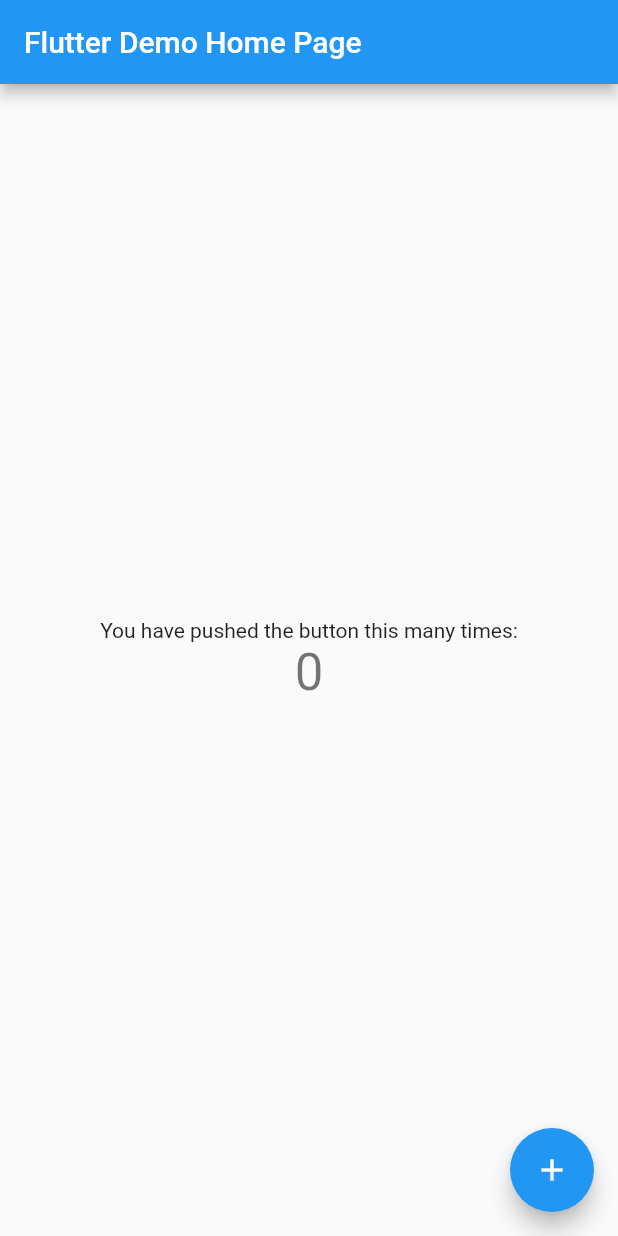
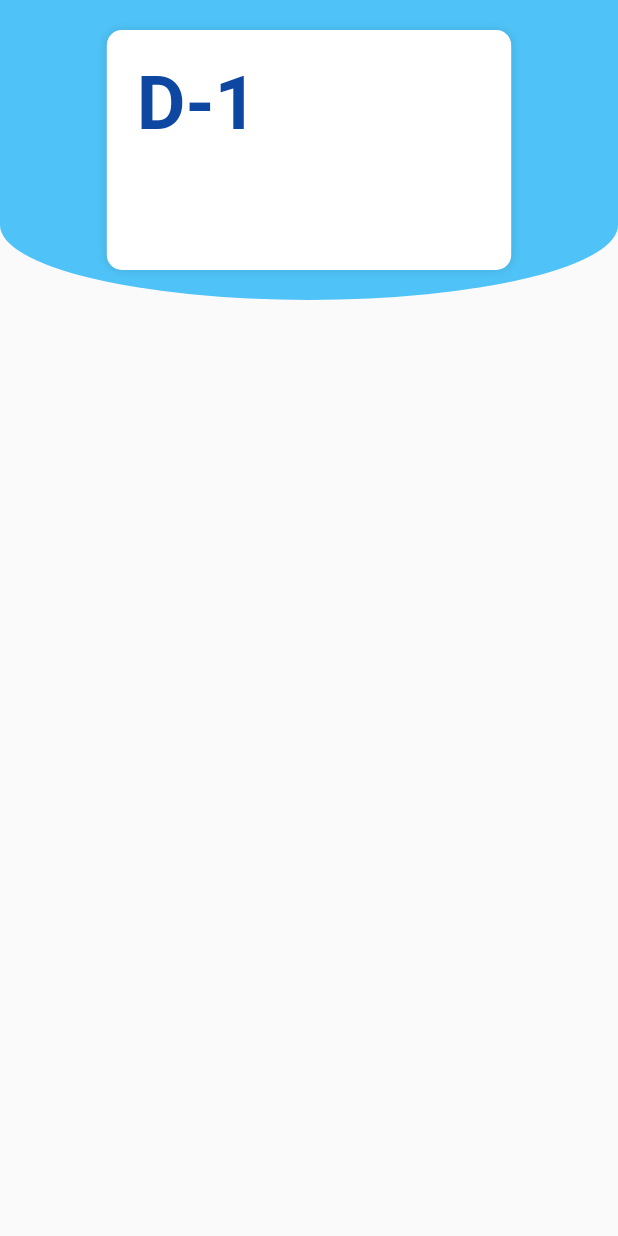
Before and after one commit to BusanDevelopers/D-DayCalendar, a Flutter app: the screen it shows after launch, on a phone screen of 412 x 824 dp. Run offline on Flutter 3.47's test engine with Material 2 defaults, Android fonts, the phone set to English and light mode, and no system bars; our stand-ins replace flutter_swiper.

Commit message:
Add: Simple D-day indicator

```diff
--- /dev/null
+++ b/d_day_calendar/lib/dday_unit.dart
@@ -0,0 +1,38 @@
+import 'package:flutter/material.dart';
+
+class DdayUnit extends StatelessWidget {
+  @override
+  Widget build(BuildContext context) {
+    return Container(
+      width: 200,
+      height: 150,
+      margin: EdgeInsets.symmetric(horizontal: 30, vertical: 20),
+      decoration: BoxDecoration(
+        borderRadius: BorderRadius.circular(10.0),
+        color: Colors.white,
+        boxShadow: [
+          BoxShadow(
+            color: Colors.black12,
+            blurRadius: 5
+          )
+        ]
+      ),
+      child: Padding(
+        padding: EdgeInsets.all(20.0),
+        child: Column(
+          crossAxisAlignment: CrossAxisAlignment.start,
+          children: [
+            Text(
+              'D-1',
+              style: TextStyle(
+                color: Colors.blue[900],
+                fontWeight: FontWeight.bold,
+                fontSize: 50
+              ),
+            )
+          ],
+        )
+      ),
+    );
+  }
+}
--- a/d_day_calendar/lib/main.dart
+++ b/d_day_calendar/lib/main.dart
@@ -1,3 +1,4 @@
+import 'package:d_day_calendar/main_page.dart';
 import 'package:flutter/material.dart';
 
 void main() {
@@ -9,109 +10,9 @@ class MyApp extends StatelessWidget {
   @override
   Widget build(BuildContext context) {
     return MaterialApp(
-      title: 'Flutter Demo',
-      theme: ThemeData(
-        // This is the theme of your application.
-        //
-        // Try running your application with "flutter run". You'll see the
-        // application has a blue toolbar. Then, without quitting the app, try
-        // changing the primarySwatch below to Colors.green and then invoke
-        // "hot reload" (press "r" in the console where you ran "flutter run",
-        // or simply save your changes to "hot reload" in a Flutter IDE).
-        // Notice that the counter didn't reset back to zero; the application
-        // is not restarted.
-        primarySwatch: Colors.blue,
-        // This makes the visual density adapt to the platform that you run
-        // the app on. For desktop platforms, the controls will be smaller and
-        // closer together (more dense) than on mobile platforms.
-        visualDensity: VisualDensity.adaptivePlatformDensity,
-      ),
-      home: MyHomePage(title: 'Flutter Demo Home Page'),
+      routes: {
+        '/' : (context) => MainPage()
+      },
     );
   }
 }
-
-class MyHomePage extends StatefulWidget {
-  MyHomePage({Key key, this.title}) : super(key: key);
-
-  // This widget is the home page of your application. It is stateful, meaning
-  // that it has a State object (defined below) that contains fields that affect
-  // how it looks.
-
-  // This class is the configuration for the state. It holds the values (in this
-  // case the title) provided by the parent (in this case the App widget) and
-  // used by the build method of the State. Fields in a Widget subclass are
-  // always marked "final".
-
-  final String title;
-
-  @override
-  _MyHomePageState createState() => _MyHomePageState();
-}
-
-class _MyHomePageState extends State<MyHomePage> {
-  int _counter = 0;
-
-  void _incrementCounter() {
-    setState(() {
-      // This call to setState tells the Flutter framework that something has
-      // changed in this State, which causes it to rerun the build method below
-      // so that the display can reflect the updated values. If we changed
-      // _counter without calling setState(), then the build method would not be
-      // called again, and so nothing would appear to happen.
-      _counter++;
-    });
-  }
-
-  @override
-  Widget build(BuildContext context) {
-    // This method is rerun every time setState is called, for instance as done
-    // by the _incrementCounter method above.
-    //
-    // The Flutter framework has been optimized to make rerunning build methods
-    // fast, so that you can just rebuild anything that needs updating rather
-    // than having to individually change instances of widgets.
-    return Scaffold(
-      appBar: AppBar(
-        // Here we take the value from the MyHomePage object that was created by
-        // the App.build method, and use it to set our appbar title.
-        title: Text(widget.title),
-      ),
-      body: Center(
-        // Center is a layout widget. It takes a single child and positions it
-        // in the middle of the parent.
-        child: Column(
-          // Column is also a layout widget. It takes a list of children and
-          // arranges them vertically. By default, it sizes itself to fit its
-          // children horizontally, and tries to be as tall as its parent.
-          //
-          // Invoke "debug painting" (press "p" in the console, choose the
-          // "Toggle Debug Paint" action from the Flutter Inspector in Android
-          // Studio, or the "Toggle Debug Paint" command in Visual Studio Code)
-          // to see the wireframe for each widget.
-          //
-          // Column has various properties to control how it sizes itself and
-          // how it positions its children. Here we use mainAxisAlignment to
-          // center the children vertically; the main axis here is the vertical
-          // axis because Columns are vertical (the cross axis would be
-          // horizontal).
-          mainAxisAlignment: MainAxisAlignment.center,
-          children: <Widget>[
-            Text(
-              'You have pushed the button this many times:',
-            ),
-            Text(
-              '$_counter',
-              style: Theme.of(context).textTheme.headline4,
-            ),
-          ],
-        ),
-      ),
-      floatingActionButton: FloatingActionButton(
-        onPressed: _incrementCounter,
-        tooltip: 'Increment',
-        child: Icon(Icons.add),
-      ), // This trailing comma makes auto-formatting nicer for build methods.
-    );
-  }
-}
--- /dev/null
+++ b/d_day_calendar/lib/main_page.dart
@@ -0,0 +1,49 @@
+import 'package:d_day_calendar/dday_unit.dart';
+import 'package:flutter/material.dart';
+import 'package:flutter_swiper/flutter_swiper.dart';
+
+class MainPage extends StatelessWidget {
+  @override
+  Widget build(BuildContext context) {
+    double width = MediaQuery.of(context).size.width;
+
+    return Scaffold(
+      body: SafeArea(
+        child: ListView(
+          children: [
+            Stack(
+              children: [
+                Container(
+                  height: 200,
+                  decoration: BoxDecoration(
+                    color: Colors.lightBlue[300],
+                    borderRadius: BorderRadius.only(bottomLeft: Radius.elliptical(width, 100), bottomRight: Radius.elliptical(width, 100))
+                  )
+                ),
+                Column(
+                  crossAxisAlignment: CrossAxisAlignment.center,
+                  children: [
+                    Container(
+                      width: double.infinity,
+                      height: 200,
+                      child: Swiper(
+                        autoplay: true,
+                        autoplayDelay: 3000,
+                        viewportFraction: 0.8,
+                        scale: 0.85,
+                        itemCount: 5,
+                        itemBuilder: (_, index) {
+                          return DdayUnit();
+                        },
+                      )
+                    )
+                  ],
+                )
+              ],
+            )
+          ],
+        ),
+      ),
+    );
+  }
+}
--- a/d_day_calendar/pubspec.yaml
+++ b/d_day_calendar/pubspec.yaml
@@ -23,7 +23,7 @@ environment:
 dependencies:
   flutter:
     sdk: flutter
-
+  flutter_swiper: any
 
   # The following adds the Cupertino Icons font to your application.
   # Use with the CupertinoIcons class for iOS style icons.
```
Also changed, not shown: d_day_calendar/pubspec.lock.
